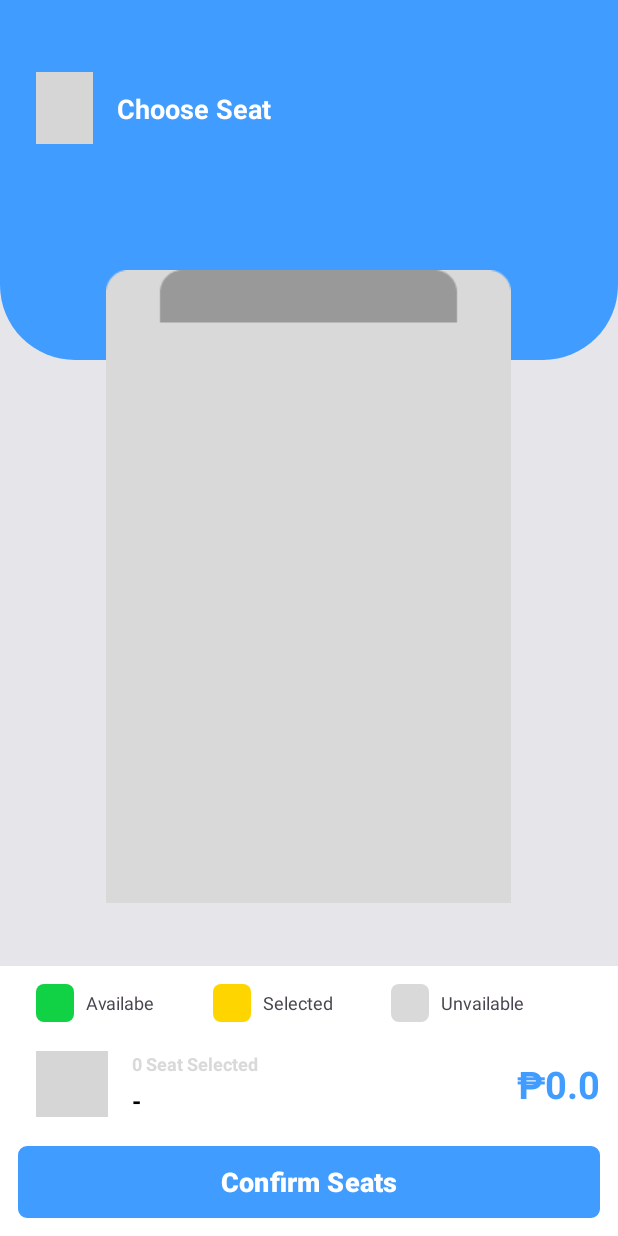
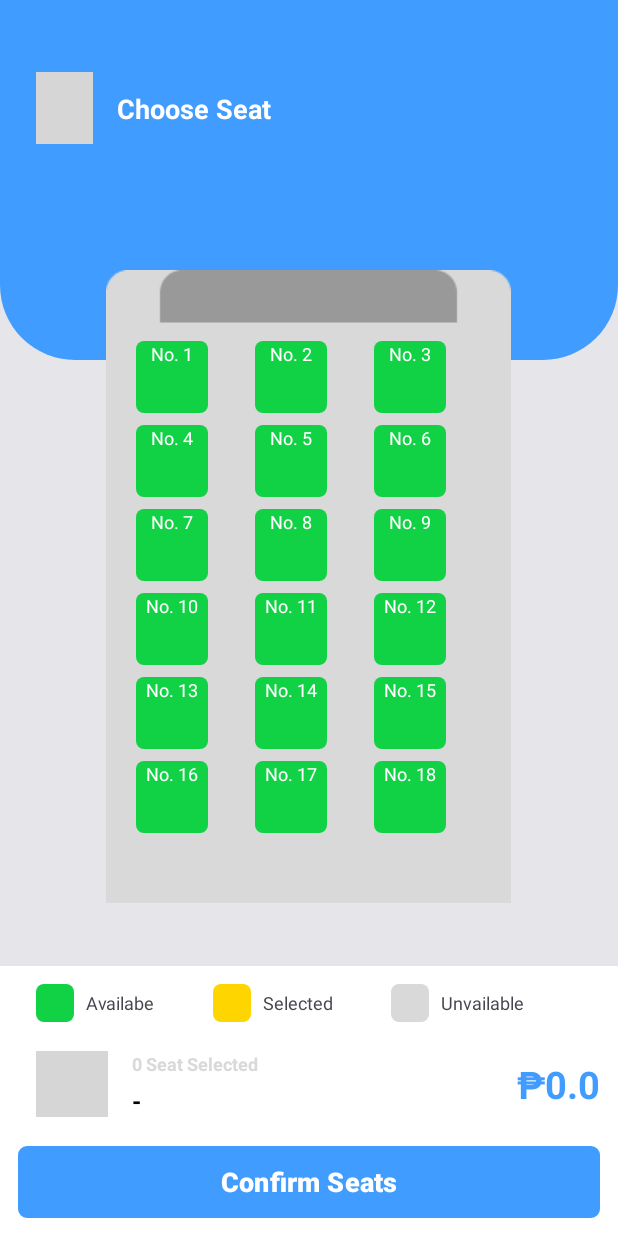
Before and after one commit to Kangkong24/NextVan, an Android app: the SeatListActivity screen opened directly, with no data from a screen before it, on a phone screen of 412 x 824 dp. Run offline under Robolectric (Android 15) with nearby library versions, the light colour scheme and no system bars; grey boxes are pictures that could not be loaded.

Commit message:
Implemented the selecting and unselecting of seat and calculate the price accordingly.

```diff
--- a/app/build.gradle.kts
+++ b/app/build.gradle.kts
@@ -6,6 +6,10 @@ plugins {
 android {
     namespace = "com.example.nextvanproto"
     compileSdk = 35
+
+    buildFeatures {
+        viewBinding = true
+    }
 
     defaultConfig {
         applicationId = "com.example.nextvanproto"
@@ -16,6 +20,7 @@ android {
 
         testInstrumentationRunner = "androidx.test.runner.AndroidJUnitRunner"
     }
+
 
     buildTypes {
         release {
--- /dev/null
+++ b/app/src/main/java/com/example/nextvanproto/Seat.kt
@@ -0,0 +1,8 @@
+package com.example.nextvanproto
+
+data class Seat(var status:SeatStatus,var name:String){
+
+    enum class SeatStatus{
+        AVAILABLE,SELECTED,UNAVAILABLE
+    }
+}
--- a/app/src/main/java/com/example/nextvanproto/SeatListActivity.kt
+++ b/app/src/main/java/com/example/nextvanproto/SeatListActivity.kt
@@ -2,28 +2,94 @@ package com.example.nextvanproto
 
 import android.content.Intent
 import android.os.Bundle
-import android.widget.ImageView
-import androidx.activity.enableEdgeToEdge
+import android.util.Log
 import androidx.appcompat.app.AppCompatActivity
-import androidx.core.view.ViewCompat
-import androidx.core.view.WindowInsetsCompat
+import androidx.recyclerview.widget.GridLayoutManager
+import com.example.nextvanproto.databinding.ActivitySeatListBinding
 
 class SeatListActivity : AppCompatActivity() {
+    private lateinit var binding: ActivitySeatListBinding
+    private lateinit var seatAdapter: SeatListAdapter
+    private val seatList = mutableListOf<Seat>()
+
+    // Route data variables
+    private var routeId: Int = -1
+    private var companyLogo: String = ""
+    private var companyName: String = ""
+    private var arriveTime: String = ""
+    private var date: String = ""
+    private var fromLocation: String = ""
+    private var toLocation: String = ""
+    private var pricePerSeat: Double = 0.0
+    private var numberSeat: Int = 0
+    private var reservedSeats: String = ""
+    private var totalPrice: Double = 0.0
+
     override fun onCreate(savedInstanceState: Bundle?) {
         super.onCreate(savedInstanceState)
-        enableEdgeToEdge()
-        setContentView(R.layout.activity_seat_list)
+        binding = ActivitySeatListBinding.inflate(layoutInflater)
+        setContentView(binding.root)
 
-        val imgBackBtn = findViewById<ImageView>(R.id.imgBackBtn)
+        getIntentExtra()
+        setVariable()
+        initSeatList()
 
-        imgBackBtn.setOnClickListener{
-            finish()
+        // Handle "Proceed" button click
+        binding.button4.setOnClickListener {
+            val intent = Intent(this, TicketDetailActivity::class.java)
+            intent.putExtra("selectedSeats", binding.tvSelectedSeat.text.toString())
+            intent.putExtra("totalPrice", totalPrice)  // Pass calculated total price
+            startActivity(intent)
+        }
+    }
+
+    private fun initSeatList() {
+        val reservedSeatsList = reservedSeats.split(",") // Convert to list
+
+        for (i in 0 until 18) {
+            val seatName = "No. ${i + 1}"
+            val seatStatus = if (reservedSeatsList.contains(seatName)) {
+                Seat.SeatStatus.UNAVAILABLE
+            } else {
+                Seat.SeatStatus.AVAILABLE
+            }
+            seatList.add(Seat(seatStatus, seatName))
         }
 
-        ViewCompat.setOnApplyWindowInsetsListener(findViewById(R.id.main)) { v, insets ->
-            val systemBars = insets.getInsets(WindowInsetsCompat.Type.systemBars())
-            v.setPadding(systemBars.left, systemBars.top, systemBars.right, systemBars.bottom)
-            insets
+        seatAdapter = SeatListAdapter(seatList, this, object : SeatListAdapter.SelectedSeat {
+            override fun Return(selectedNames: String, num: Int) {
+                binding.tvNumSelectedSeat.text = "$num Seat(s) Selected"
+                totalPrice = num * pricePerSeat  // Calculate based on price per seat
+                binding.tvPrice.text = "₱${String.format("%.2f", totalPrice)}"
+                binding.tvSelectedSeat.text = selectedNames
+            }
+        })
+
+        binding.seatRecyclerview.apply {
+            layoutManager = GridLayoutManager(this@SeatListActivity, 3)
+            adapter = seatAdapter
         }
     }
+
+    private fun setVariable() {
+        binding.imgBackBtn.setOnClickListener { finish() }
+    }
+
+    private fun getIntentExtra() {
+        val intent = intent
+
+        // Retrieve values from Intent
+        routeId = intent.getIntExtra("route_id", -1)
+        companyLogo = intent.getStringExtra("company_logo") ?: ""
+        companyName = intent.getStringExtra("company_name") ?: ""
+        arriveTime = intent.getStringExtra("arrive_time") ?: ""
+        date = intent.getStringExtra("date") ?: ""
+        fromLocation = intent.getStringExtra("from_location") ?: ""
+        toLocation = intent.getStringExtra("to_location") ?: ""
+        pricePerSeat = intent.getDoubleExtra("price", 0.0)  // Store price per seat
+        numberSeat = intent.getIntExtra("number_seat", 0)
+        reservedSeats = intent.getStringExtra("reserved_seats") ?: ""
+
+        Log.d("SeatListActivity", "Received Intent Data: routeId=$routeId, companyName=$companyName, pricePerSeat=$pricePerSeat, reservedSeats=$reservedSeats")
+    }
 }
--- /dev/null
+++ b/app/src/main/java/com/example/nextvanproto/SeatListAdapter.kt
@@ -0,0 +1,67 @@
+package com.example.nextvanproto
+
+import android.content.Context
+import android.view.LayoutInflater
+import android.view.ViewGroup
+import androidx.recyclerview.widget.RecyclerView
+import com.example.nextvanproto.databinding.SeatItemBinding
+
+class SeatListAdapter(
+    private val seatList: List<Seat>,
+    private val context: Context,
+    private val selectedSeat: SelectedSeat
+) : RecyclerView.Adapter<SeatListAdapter.SeatViewHolder>() {
+
+    private val selectedSeatName = mutableListOf<String>()
+
+    class SeatViewHolder(val binding: SeatItemBinding) : RecyclerView.ViewHolder(binding.root)
+
+    override fun onCreateViewHolder(parent: ViewGroup, viewType: Int): SeatViewHolder {
+        return SeatViewHolder(
+            SeatItemBinding.inflate(LayoutInflater.from(parent.context), parent, false)
+        )
+    }
+
+    override fun onBindViewHolder(holder: SeatViewHolder, position: Int) {
+        val seat = seatList[position]
+        holder.binding.seat.text = seat.name
+
+        when (seat.status) {
+            Seat.SeatStatus.AVAILABLE -> {
+                holder.binding.seat.setBackgroundResource(R.drawable.ic_seat_available)
+                holder.binding.seat.setTextColor(context.getColor(R.color.white))
+            }
+            Seat.SeatStatus.SELECTED -> {
+                holder.binding.seat.setBackgroundResource(R.drawable.ic_seat_selected)
+                holder.binding.seat.setTextColor(context.getColor(R.color.black))
+            }
+            Seat.SeatStatus.UNAVAILABLE -> {
+                holder.binding.seat.setBackgroundResource(R.drawable.ic_seat_unavailable)
+                holder.binding.seat.setTextColor(context.getColor(R.color.darker_grey))
+            }
+        }
+
+        holder.binding.seat.setOnClickListener {
+            when (seat.status) {
+                Seat.SeatStatus.AVAILABLE -> {
+                    seat.status = Seat.SeatStatus.SELECTED
+                    selectedSeatName.add(seat.name)
+                }
+                Seat.SeatStatus.SELECTED -> {
+                    seat.status = Seat.SeatStatus.AVAILABLE
+                    selectedSeatName.remove(seat.name)
+                }
+                else -> {}
+            }
+            notifyItemChanged(position)
+            selectedSeat.Return(selectedSeatName.joinToString(", "), selectedSeatName.size)
+        }
+    }
+
+    override fun getItemCount(): Int = seatList.size
+
+    interface SelectedSeat {
+        fun Return(selectedNames: String, num: Int)
+    }
+
+}
--- a/app/src/main/res/layout/activity_seat_list.xml
+++ b/app/src/main/res/layout/activity_seat_list.xml
@@ -65,11 +65,13 @@
                     app:srcCompat="@drawable/van" />
 
                 <androidx.recyclerview.widget.RecyclerView
+                    android:id="@+id/seatRecyclerview"
                     android:layout_width="0dp"
                     android:layout_height="match_parent"
-                    android:layout_marginStart="16dp"
-                    android:layout_marginTop="132dp"
-                    android:layout_marginEnd="16dp"
+                    android:layout_gravity="center_horizontal"
+                    android:paddingLeft="16dp"
+                    android:paddingRight="16dp"
+                    app:layout_constraintBottom_toBottomOf="parent"
                     app:layout_constraintEnd_toEndOf="@+id/imgVan"
                     app:layout_constraintHorizontal_bias="0.0"
                     app:layout_constraintStart_toStartOf="@+id/imgVan"
--- /dev/null
+++ b/app/src/main/res/layout/seat_item.xml
@@ -0,0 +1,12 @@
+<?xml version="1.0" encoding="utf-8"?>
+<TextView xmlns:android="http://schemas.android.com/apk/res/android"
+    android:id="@+id/seat"
+    android:layout_width="48dp"
+    android:layout_height="48dp"
+    android:background="@drawable/ic_seat_available"
+    android:textSize="12sp"
+    android:layout_margin="4dp"
+    android:textColor="@color/black"
+    android:textAlignment="center">
+
+</TextView>
```
Also changed, not shown: app/src/main/java/com/example/nextvanproto/RouteAdapter.kt (+19 -14 lines), app/src/main/java/com/example/nextvanproto/SearchResultActivity.kt (+20 -7 lines).
